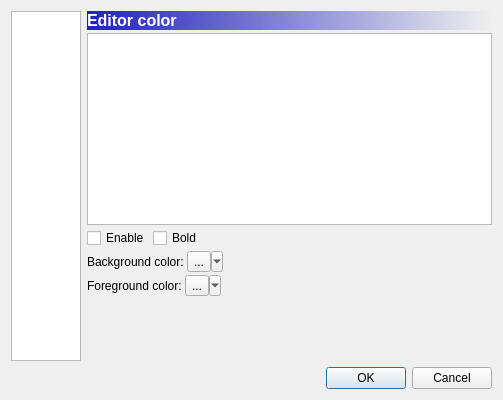
Old version of the form hspide/configdialog.ui in the repository sharkpp/hspide.
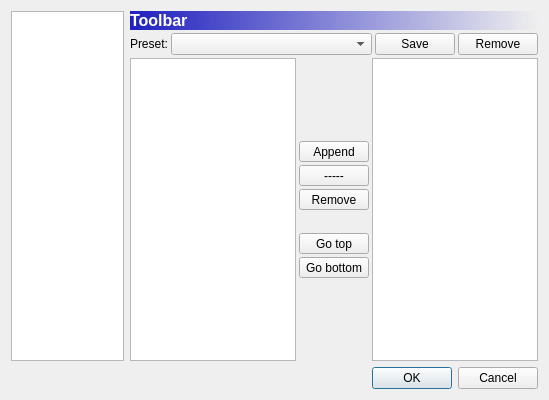
New version of the form. Icons and pictures are not drawn.

```diff
--- a/hspide/configdialog.ui
+++ b/hspide/configdialog.ui
@@ -6,7 +6,7 @@
    <rect>
     <x>0</x>
     <y>0</y>
-    <width>500</width>
+    <width>549</width>
     <height>400</height>
    </rect>
   </property>
@@ -16,7 +16,7 @@
   <property name="sizeGripEnabled">
    <bool>false</bool>
   </property>
-  <layout class="QVBoxLayout" name="verticalLayout_10">
+  <layout class="QVBoxLayout" name="verticalLayout_9">
    <item>
     <layout class="QHBoxLayout" name="horizontalLayout" stretch="0,0">
      <property name="sizeConstraint">
@@ -41,7 +41,7 @@
      <item>
       <widget class="QStackedWidget" name="stackedWidget">
        <property name="currentIndex">
-        <number>2</number>
+        <number>5</number>
        </property>
        <widget class="QWidget" name="directoryPage">
         <layout class="QVBoxLayout" name="verticalLayout_3">
@@ -822,6 +822,391 @@
          </item>
         </layout>
        </widget>
+       <widget class="QWidget" name="toolbarPage">
+        <layout class="QVBoxLayout" name="verticalLayout_10">
+         <property name="spacing">
+          <number>3</number>
+         </property>
+         <property name="margin">
+          <number>0</number>
+         </property>
+         <item>
+          <widget class="QLabel" name="toolbarPageTitle">
+           <property name="font">
+            <font>
+             <pointsize>12</pointsize>
+             <weight>75</weight>
+             <bold>true</bold>
+            </font>
+           </property>
+           <property name="styleSheet">
+            <string notr="true">background-color: qlineargradient(spread:pad, x1:0, y1:0, x2:1, y2:0, stop:0 rgba(32, 32, 192, 255), stop:1 rgba(255, 255, 255, 0));
+color: rgb(255, 255, 255);</string>
+           </property>
+           <property name="text">
+            <string>Toolbar</string>
+           </property>
+           <property name="margin">
+            <number>3</number>
+           </property>
+          </widget>
+         </item>
+         <item>
+          <layout class="QHBoxLayout" name="horizontalLayout_8">
+           <property name="spacing">
+            <number>3</number>
+           </property>
+           <item>
+            <widget class="QLabel" name="toolbarPresetLabel">
+             <property name="sizePolicy">
+              <sizepolicy hsizetype="Maximum" vsizetype="Preferred">
+               <horstretch>0</horstretch>
+               <verstretch>0</verstretch>
+              </sizepolicy>
+             </property>
+             <property name="text">
+              <string>Preset:</string>
+             </property>
+            </widget>
+           </item>
+           <item>
+            <widget class="QComboBox" name="toolbarPresetList"/>
+           </item>
+           <item>
+            <widget class="QPushButton" name="toolbarPresetSave">
+             <property name="sizePolicy">
+              <sizepolicy hsizetype="Maximum" vsizetype="Fixed">
+               <horstretch>0</horstretch>
+               <verstretch>0</verstretch>
+              </sizepolicy>
+             </property>
+             <property name="text">
+              <string>Save</string>
+             </property>
+            </widget>
+           </item>
+           <item>
+            <widget class="QPushButton" name="toolbarPresetRemove">
+             <property name="sizePolicy">
+              <sizepolicy hsizetype="Maximum" vsizetype="Fixed">
+               <horstretch>0</horstretch>
+               <verstretch>0</verstretch>
+              </sizepolicy>
+             </property>
+             <property name="text">
+              <string>Remove</string>
+             </property>
+            </widget>
+           </item>
+          </layout>
+         </item>
+         <item>
+          <layout class="QHBoxLayout" name="horizontalLayout_9" stretch="5,1,5">
+           <property name="spacing">
+            <number>3</number>
+           </property>
+           <property name="sizeConstraint">
+            <enum>QLayout::SetDefaultConstraint</enum>
+           </property>
+           <item>
+            <widget class="QListWidget" name="toolbarPartsList">
+             <property name="sizePolicy">
+              <sizepolicy hsizetype="Ignored" vsizetype="Expanding">
+               <horstretch>0</horstretch>
+               <verstretch>0</verstretch>
+              </sizepolicy>
+             </property>
+            </widget>
+           </item>
+           <item>
+            <layout class="QVBoxLayout" name="verticalLayout_12">
+             <property name="spacing">
+              <number>3</number>
+             </property>
+             <property name="sizeConstraint">
+              <enum>QLayout::SetFixedSize</enum>
+             </property>
+             <item>
+              <spacer name="verticalSpacer_7">
+               <property name="orientation">
+                <enum>Qt::Vertical</enum>
+               </property>
+               <property name="sizeHint" stdset="0">
+                <size>
+                 <width>20</width>
+                 <height>40</height>
+                </size>
+               </property>
+              </spacer>
+             </item>
+             <item>
+              <widget class="QToolButton" name="toolbarAppend">
+               <property name="sizePolicy">
+                <sizepolicy hsizetype="Minimum" vsizetype="Fixed">
+                 <horstretch>0</horstretch>
+                 <verstretch>0</verstretch>
+                </sizepolicy>
+               </property>
+               <property name="text">
+                <string>Append</string>
+               </property>
+               <property name="icon">
+                <iconset resource="hspide.qrc">
+                 <normaloff>:/images/tango/middle/go-next.png</normaloff>:/images/tango/middle/go-next.png</iconset>
+               </property>
+               <property name="iconSize">
+                <size>
+                 <width>24</width>
+                 <height>24</height>
+                </size>
+               </property>
+               <property name="toolButtonStyle">
+                <enum>Qt::ToolButtonTextBesideIcon</enum>
+               </property>
+              </widget>
+             </item>
+             <item>
+              <widget class="QToolButton" name="toolbarSeparator">
+               <property name="sizePolicy">
+                <sizepolicy hsizetype="Minimum" vsizetype="Fixed">
+                 <horstretch>0</horstretch>
+                 <verstretch>0</verstretch>
+                </sizepolicy>
+               </property>
+               <property name="text">
+                <string>-----</string>
+               </property>
+               <property name="icon">
+                <iconset resource="hspide.qrc">
+                 <normaloff>:/images/tango/middle/list-add.png</normaloff>:/images/tango/middle/list-add.png</iconset>
+               </property>
+               <property name="iconSize">
+                <size>
+                 <width>24</width>
+                 <height>24</height>
+                </size>
+               </property>
+               <property name="toolButtonStyle">
+                <enum>Qt::ToolButtonTextBesideIcon</enum>
+               </property>
+              </widget>
+             </item>
+             <item>
+              <widget class="QToolButton" name="toolbarRemove">
+               <property name="sizePolicy">
+                <sizepolicy hsizetype="Minimum" vsizetype="Fixed">
+                 <horstretch>0</horstretch>
+                 <verstretch>0</verstretch>
+                </sizepolicy>
+               </property>
+               <property name="text">
+                <string>Remove</string>
+               </property>
+               <property name="icon">
+                <iconset resource="hspide.qrc">
+                 <normaloff>:/images/tango/middle/go-previous.png</normaloff>:/images/tango/middle/go-previous.png</iconset>
+               </property>
+               <property name="iconSize">
+                <size>
+                 <width>24</width>
+                 <height>24</height>
+                </size>
+               </property>
+               <property name="toolButtonStyle">
+                <enum>Qt::ToolButtonTextBesideIcon</enum>
+               </property>
+              </widget>
+             </item>
+             <item>
+              <spacer name="verticalSpacer_5">
+               <property name="orientation">
+                <enum>Qt::Vertical</enum>
+               </property>
+               <property name="sizeType">
+                <enum>QSizePolicy::Fixed</enum>
+               </property>
+               <property name="sizeHint" stdset="0">
+                <size>
+                 <width>20</width>
+                 <height>20</height>
+                </size>
+               </property>
+              </spacer>
+             </item>
+             <item>
+              <widget class="QToolButton" name="toolbarGoTop">
+               <property name="sizePolicy">
+                <sizepolicy hsizetype="Minimum" vsizetype="Fixed">
+                 <horstretch>0</horstretch>
+                 <verstretch>0</verstretch>
+                </sizepolicy>
+               </property>
+               <property name="text">
+                <string>Go top</string>
+               </property>
+               <property name="icon">
+                <iconset resource="hspide.qrc">
+                 <normaloff>:/images/tango/middle/go-top.png</normaloff>:/images/tango/middle/go-top.png</iconset>
+               </property>
+               <property name="iconSize">
+                <size>
+                 <width>24</width>
+                 <height>24</height>
+                </size>
+               </property>
+               <property name="toolButtonStyle">
+                <enum>Qt::ToolButtonTextBesideIcon</enum>
+               </property>
+              </widget>
+             </item>
+             <item>
+              <widget class="QToolButton" name="toolbarGoButton">
+               <property name="sizePolicy">
+                <sizepolicy hsizetype="Minimum" vsizetype="Fixed">
+                 <horstretch>0</horstretch>
+                 <verstretch>0</verstretch>
+                </sizepolicy>
+               </property>
+               <property name="text">
+                <string>Go bottom</string>
+               </property>
+               <property name="icon">
+                <iconset resource="hspide.qrc">
+                 <normaloff>:/images/tango/middle/go-bottom.png</normaloff>:/images/tango/middle/go-bottom.png</iconset>
+               </property>
+               <property name="iconSize">
+                <size>
+                 <width>24</width>
+                 <height>24</height>
+                </size>
+               </property>
+               <property name="toolButtonStyle">
+                <enum>Qt::ToolButtonTextBesideIcon</enum>
+               </property>
+              </widget>
+             </item>
+             <item>
+              <spacer name="verticalSpacer_6">
+               <property name="orientation">
+                <enum>Qt::Vertical</enum>
+               </property>
+               <property name="sizeHint" stdset="0">
+                <size>
+                 <width>20</width>
+                 <height>40</height>
+                </size>
+               </property>
+              </spacer>
+             </item>
+            </layout>
+           </item>
+           <item>
+            <widget class="QListWidget" name="toolbarCurrentList">
+             <property name="sizePolicy">
+              <sizepolicy hsizetype="Ignored" vsizetype="Expanding">
+               <horstretch>0</horstretch>
+               <verstretch>0</verstretch>
+              </sizepolicy>
+             </property>
+            </widget>
+           </item>
+          </layout>
+         </item>
+        </layout>
+       </widget>
+       <widget class="QWidget" name="layoutPage">
+        <layout class="QVBoxLayout" name="verticalLayout_11">
+         <property name="spacing">
+          <number>3</number>
+         </property>
+         <property name="margin">
+          <number>0</number>
+         </property>
+         <item>
+          <widget class="QLabel" name="layoutPageTitle">
+           <property name="font">
+            <font>
+             <pointsize>12</pointsize>
+             <weight>75</weight>
+             <bold>true</bold>
+            </font>
+           </property>
+           <property name="styleSheet">
+            <string notr="true">background-color: qlineargradient(spread:pad, x1:0, y1:0, x2:1, y2:0, stop:0 rgba(32, 32, 192, 255), stop:1 rgba(255, 255, 255, 0));
+color: rgb(255, 255, 255);</string>
+           </property>
+           <property name="text">
+            <string>Layout</string>
+           </property>
+           <property name="margin">
+            <number>3</number>
+           </property>
+          </widget>
+         </item>
+         <item>
+          <layout class="QHBoxLayout" name="horizontalLayout_7">
+           <property name="spacing">
+            <number>3</number>
+           </property>
+           <item>
+            <widget class="QLabel" name="layoutPresetLabel">
+             <property name="sizePolicy">
+              <sizepolicy hsizetype="Maximum" vsizetype="Preferred">
+               <horstretch>0</horstretch>
+               <verstretch>0</verstretch>
+              </sizepolicy>
+             </property>
+             <property name="text">
+              <string>Preset:</string>
+             </property>
+            </widget>
+           </item>
+           <item>
+            <widget class="QComboBox" name="layoutPresetList"/>
+           </item>
+           <item>
+            <widget class="QPushButton" name="layoutPresetSave">
+             <property name="sizePolicy">
+              <sizepolicy hsizetype="Maximum" vsizetype="Fixed">
+               <horstretch>0</horstretch>
+               <verstretch>0</verstretch>
+              </sizepolicy>
+             </property>
+             <property name="text">
+              <string>Save</string>
+             </property>
+            </widget>
+           </item>
+           <item>
+            <widget class="QPushButton" name="layoutPresetRemove">
+             <property name="sizePolicy">
+              <sizepolicy hsizetype="Maximum" vsizetype="Fixed">
+               <horstretch>0</horstretch>
+               <verstretch>0</verstretch>
+              </sizepolicy>
+             </property>
+             <property name="text">
+              <string>Remove</string>
+             </property>
+            </widget>
+           </item>
+          </layout>
+         </item>
+         <item>
+          <spacer name="verticalSpacer_3">
+           <property name="orientation">
+            <enum>Qt::Vertical</enum>
+           </property>
+           <property name="sizeHint" stdset="0">
+            <size>
+             <width>20</width>
+             <height>40</height>
+            </size>
+           </property>
+          </spacer>
+         </item>
+        </layout>
+       </widget>
       </widget>
      </item>
     </layout>
```
Left out of the diff: 285 changed lines with no effect on the pictures.
